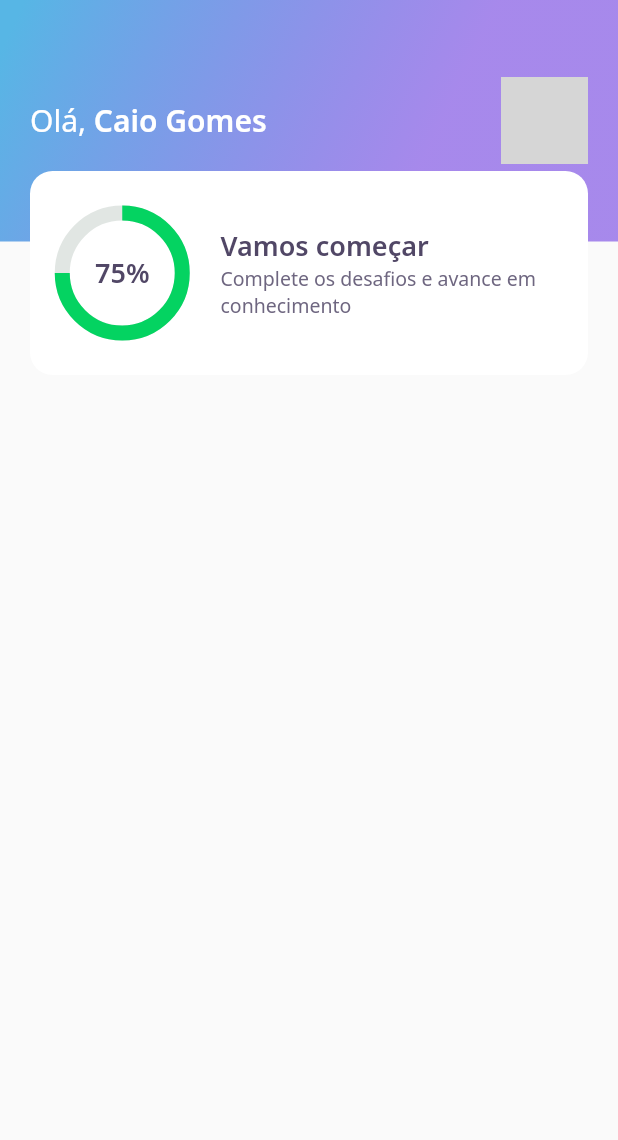
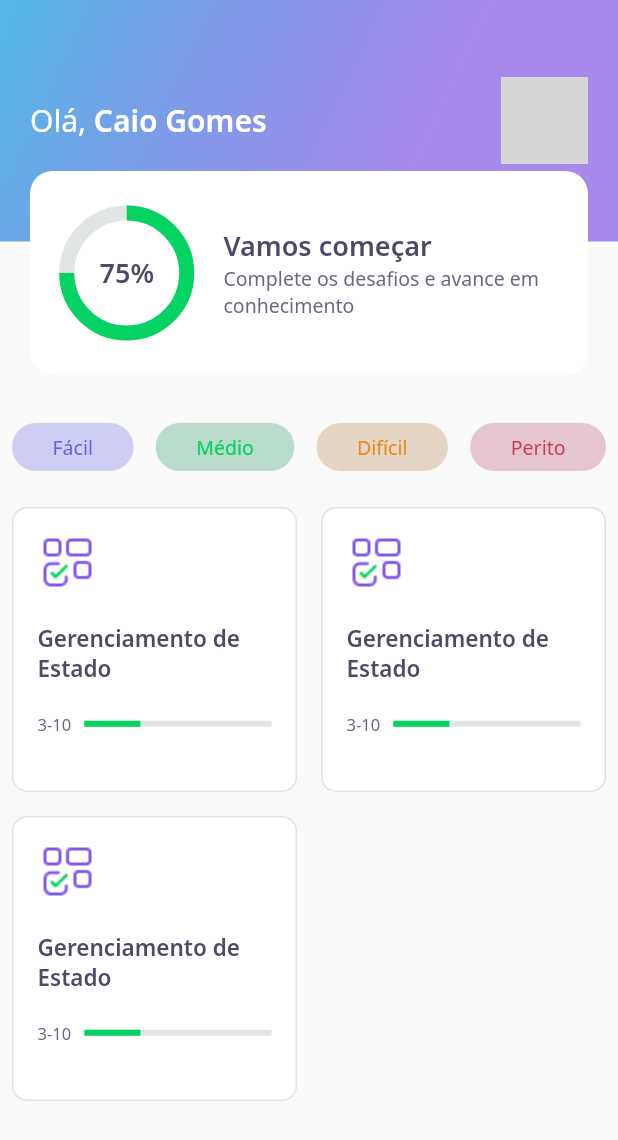
Before and after one commit to CaioGomes08/nlw-5-flutter, a Flutter app: the screen it shows after launch, on a phone screen of 412 x 824 dp. Shown: the top 1140 px of the screen. Run offline on Flutter 3.47's test engine with Material 2 defaults, Android fonts, the phone set to English and light mode, and no system bars; our stand-ins replace google_fonts; network calls fail; grey boxes are pictures that could not be loaded.

Commit message:
Home finalizada

```diff
--- a/lib/home/home_page.dart
+++ b/lib/home/home_page.dart
@@ -1,4 +1,7 @@
-import 'package:DevQuiz/home/widgets/app_bar/app_bar_widget.dart';
+import 'package:DevQuiz/core/app_colors.dart';
+import 'package:DevQuiz/home/widgets/appbar/app_bar_widget.dart';
+import 'package:DevQuiz/home/widgets/level_button/level_button_widget.dart';
+import 'package:DevQuiz/home/widgets/quiz_card/quiz_card_widget.dart';
 import 'package:flutter/material.dart';
 
 class HomePage extends StatefulWidget {
@@ -11,6 +14,36 @@ class _HomePageState extends State<HomePage> {
   Widget build(BuildContext context) {
     return Scaffold(
       appBar: AppBarWidget(),
+      body: Padding(
+        padding: const EdgeInsets.all(8.0),
+        child: Column(
+          children: [
+            SizedBox(height: 24),
+            Row(
+              mainAxisAlignment: MainAxisAlignment.spaceBetween,
+              children: [
+                LevelButtonWidget(label: 'Fácil'),
+                LevelButtonWidget(label: 'Médio'),
+                LevelButtonWidget(label: 'Difícil'),
+                LevelButtonWidget(label: 'Perito'),
+              ],
+            ),
+            SizedBox(height: 24),
+            Expanded(
+              child: GridView.count(
+                crossAxisSpacing: 16,
+                mainAxisSpacing: 16,
+                crossAxisCount: 2,
+                children: [
+                  QuizCardWidget(),
+                  QuizCardWidget(),
+                  QuizCardWidget(),
+                ],
+              ),
+            ),
+          ],
+        ),
+      ),
     );
   }
 }
--- a/lib/home/widgets/app_bar/app_bar_widget.dart
+++ b/lib/home/widgets/appbar/app_bar_widget.dart
@@ -1,5 +1,5 @@
 import 'package:DevQuiz/core/core.dart';
-import 'package:DevQuiz/home/widgets/score-card/score_card_widget.dart';
+import 'package:DevQuiz/home/widgets/score_card/score_card_widget.dart';
 import 'package:flutter/material.dart';
 
 class AppBarWidget extends PreferredSize {
--- /dev/null
+++ b/lib/home/widgets/level_button/level_button_widget.dart
@@ -0,0 +1,61 @@
+import 'package:DevQuiz/core/app_colors.dart';
+import 'package:flutter/material.dart';
+import 'package:google_fonts/google_fonts.dart';
+
+class LevelButtonWidget extends StatelessWidget {
+  final String label;
+
+  LevelButtonWidget({
+    Key? key,
+    required this.label,
+  })   : assert(["Fácil", "Médio", "Difícil", "Perito"].contains(label)),
+        super(key: key);
+
+  final config = {
+    "Fácil": {
+      "color": AppColors.levelButtonBorderFacil,
+      "borderColor": AppColors.levelButtonBorderFacil,
+      "fontColor": AppColors.levelButtonTextFacil,
+    },
+    "Médio": {
+      "color": AppColors.levelButtonBorderMedio,
+      "borderColor": AppColors.levelButtonBorderMedio,
+      "fontColor": AppColors.levelButtonTextMedio,
+    },
+    "Difícil": {
+      "color": AppColors.levelButtonBorderDificil,
+      "borderColor": AppColors.levelButtonBorderDificil,
+      "fontColor": AppColors.levelButtonTextDificil,
+    },
+    "Perito": {
+      "color": AppColors.levelButtonBorderPerito,
+      "borderColor": AppColors.levelButtonBorderPerito,
+      "fontColor": AppColors.levelButtonTextPerito,
+    },
+  };
+
+  Color get color => config[label]!['color']!;
+  Color get borderColor => config[label]!['borderColor']!;
+  Color get fontColor => config[label]!['fontColor']!;
+
+  @override
+  Widget build(BuildContext context) {
+    return Container(
+      decoration: BoxDecoration(
+        color: color,
+        border: Border.fromBorderSide(BorderSide(color: borderColor)),
+        borderRadius: BorderRadius.circular(28),
+      ),
+      child: Padding(
+        padding: const EdgeInsets.symmetric(horizontal: 26.0, vertical: 6.0),
+        child: Text(
+          label,
+          style: GoogleFonts.notoSans(
+            color: fontColor,
+            fontSize: 13,
+          ),
+        ),
+      ),
+    );
+  }
+}
--- /dev/null
+++ b/lib/home/widgets/quiz_card/quiz_card_widget.dart
@@ -0,0 +1,63 @@
+import 'package:DevQuiz/core/app_colors.dart';
+import 'package:DevQuiz/core/core.dart';
+import 'package:flutter/material.dart';
+
+class QuizCardWidget extends StatelessWidget {
+  const QuizCardWidget({Key? key}) : super(key: key);
+
+  @override
+  Widget build(BuildContext context) {
+    return Container(
+      padding: EdgeInsets.all(16),
+      decoration: BoxDecoration(
+        border: Border.fromBorderSide(
+          BorderSide(
+            color: AppColors.border,
+          ),
+        ),
+        color: AppColors.white,
+        borderRadius: BorderRadius.circular(10),
+      ),
+      child: Column(
+        crossAxisAlignment: CrossAxisAlignment.start,
+        children: [
+          Container(
+            height: 40,
+            width: 40,
+            child: Image.asset(AppImages.blocks),
+          ),
+          SizedBox(
+            height: 20,
+          ),
+          Text(
+            'Gerenciamento de Estado',
+            style: AppTextStyles.heading15,
+          ),
+          SizedBox(
+            height: 20,
+          ),
+          Row(
+            children: [
+              Expanded(
+                flex: 1,
+                child: Text(
+                  '3-10',
+                  style: AppTextStyles.body11,
+                ),
+              ),
+              Expanded(
+                flex: 4,
+                child: LinearProgressIndicator(
+                  backgroundColor: AppColors.chartSecondary,
+                  value: 0.3,
+                  valueColor:
+                      AlwaysStoppedAnimation<Color>(AppColors.chartPrimary),
+                ),
+              ),
+            ],
+          )
+        ],
+      ),
+    );
+  }
+}
--- a/lib/home/widgets/score-card/score_card_widget.dart
+++ b/lib/home/widgets/score_card/score_card_widget.dart
@@ -17,8 +17,9 @@ class ScoreCardWidget extends StatelessWidget {
           ),
         ),
         child: Padding(
-          padding: const EdgeInsets.symmetric(horizontal: 20.0),
+          padding: const EdgeInsets.symmetric(horizontal: 24.0),
           child: Row(
+            mainAxisAlignment: MainAxisAlignment.center,
             crossAxisAlignment: CrossAxisAlignment.center,
             children: [
               Expanded(flex: 1, child: ChartWidget()),
```
